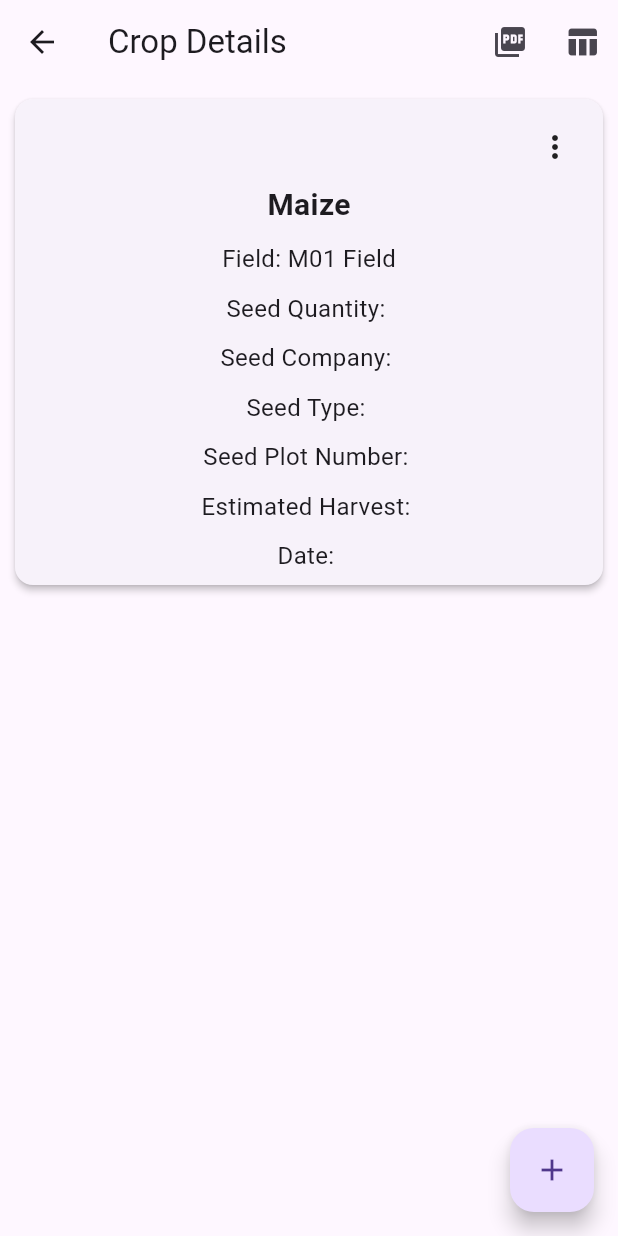
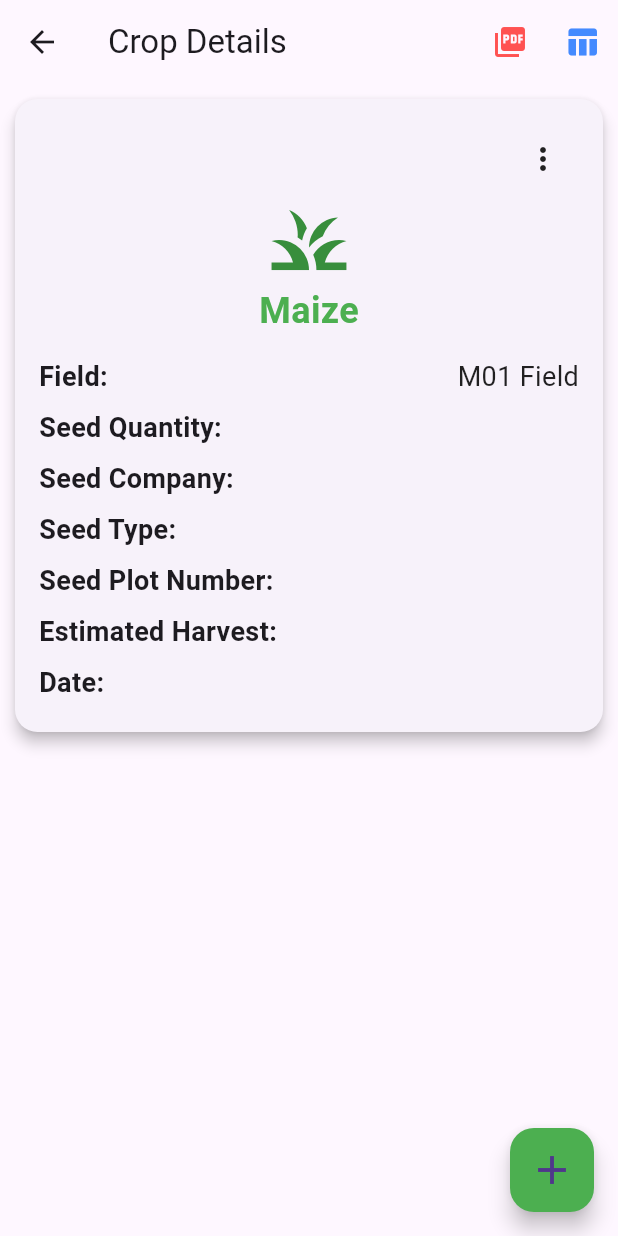
Before and after one commit to bsc-inf-20-19/FarmRecordsManagementSystem, a Flutter app: the NewPlantPage screen opened directly, after a tap on "Add", on a phone screen of 412 x 824 dp. Run offline on Flutter 3.47's test engine with Material 3 defaults, Android fonts, the phone set to English and light mode, and no system bars; our stand-ins replace open_file, sqflite, sqflite_common_ffi; missing offline and left inert: excel; accounts and stored records are empty.

Commit message:
updated indentations

```diff
--- a/farm_records_management_system/lib/components/crops_section.dart
+++ b/farm_records_management_system/lib/components/crops_section.dart
@@ -32,7 +32,7 @@ class CropsSection extends StatelessWidget {
                   onTap: () {
                     Navigator.push(
                       context,
-                      MaterialPageRoute(builder: (context) => const ActivityPage()),
+                      MaterialPageRoute(builder: (context) => const ActivityPage(plantingId: null,)),
                     );
                   },
                   child: const ActivityCard(),
--- a/farm_records_management_system/lib/screens/activity_screen.dart
+++ b/farm_records_management_system/lib/screens/activity_screen.dart
@@ -3,7 +3,7 @@ import 'package:farm_records_management_system/widgets/crops/activity/activity_b
 import 'package:flutter/material.dart';
 
 class ActivityPage extends StatelessWidget {
-  const ActivityPage({super.key});
+  const ActivityPage({super.key, required plantingId});
 
   @override
   Widget build(BuildContext context) {
--- a/farm_records_management_system/lib/screens/databaseHelper.dart
+++ b/farm_records_management_system/lib/screens/databaseHelper.dart
@@ -162,7 +162,7 @@ class DatabaseHelper {
     return await db.insert('plantings', data);
   }
 
-  static Future<List<Map<String, dynamic>>> getPlantings() async {
+  static Future<List<Map<String, dynamic>>> getPlantings(DateTime selectedDate, {required endDate, required startDate}) async {
     Database db = await _openDatabase();
     return await db.query('plantings');
   }
@@ -192,4 +192,6 @@ class DatabaseHelper {
       whereArgs: [id],
     );
   }
+
+  static getPlantingsByDate(DateTime selectedDate) {}
 }
--- a/farm_records_management_system/lib/screens/detail_page.dart
+++ b/farm_records_management_system/lib/screens/detail_page.dart
@@ -15,7 +15,7 @@ class Details extends StatefulWidget {
     required this.cropType,
     required this.cropPlotNumber,
     required this.cropHarvest,
-  });
+  }) : super(key: key);
 
   final String cropCompany;
   final String cropType;
@@ -36,7 +36,10 @@ class _DetailsState extends State<Details> {
   }
 
   Future<void> _fetchPlantings() async {
-    List<Map<String, dynamic>> plantings = await DatabaseHelper.getPlantings();
+    DateTime selectedDate = DateTime.now();
+    DateTime endDate = DateTime.now().add(const Duration(days: 30));
+
+    List<Map<String, dynamic>> plantings = await DatabaseHelper.getPlantings(selectedDate, endDate: null, startDate: null);
     setState(() {
       _plantings = plantings;
     });
@@ -47,20 +50,20 @@ class _DetailsState extends State<Details> {
       context: context,
       builder: (BuildContext context) {
         return AlertDialog(
-          title: Text('Confirm Deletion'),
-          content: Text('Are you sure you want to delete this record?'),
+          title: const Text('Confirm Deletion'),
+          content: const Text('Are you sure you want to delete this record?'),
           actions: [
             TextButton(
               onPressed: () {
-                Navigator.of(context).pop(false); // Dismiss the dialog and return false
+                Navigator.of(context).pop(false);
               },
-              child: Text('Cancel'),
+              child: const Text('Cancel'),
             ),
             TextButton(
               onPressed: () {
-                Navigator.of(context).pop(true); // Dismiss the dialog and return true
+                Navigator.of(context).pop(true);
               },
-              child: Text('Delete'),
+              child: const Text('Delete'),
             ),
           ],
         );
@@ -69,13 +72,11 @@ class _DetailsState extends State<Details> {
 
     if (confirmDelete == true) {
       await DatabaseHelper.deletePlanting(id);
-      _fetchPlantings(); // Refresh the list after deletion
+      _fetchPlantings();
     }
   }
 
   Future<void> _editPlanting(Map<String, dynamic> planting) async {
-    // Navigate to a new page with a form to edit the planting details
-    // After editing, refresh the list
     Navigator.push(
       context,
       MaterialPageRoute(
@@ -100,7 +101,10 @@ class _DetailsState extends State<Details> {
                   child: pw.Column(
                     crossAxisAlignment: pw.CrossAxisAlignment.start,
                     children: [
-                      pw.Text('Crop: ${planting['crop'] ?? 'N/A'}', style: pw.TextStyle(fontSize: 20, fontWeight: pw.FontWeight.bold)),
+                      pw.Text(
+                        'Crop: ${planting['crop'] ?? 'N/A'}',
+                        style: pw.TextStyle(fontSize: 20, fontWeight: pw.FontWeight.bold),
+                      ),
                       pw.SizedBox(height: 10),
                       pw.Text('Field: ${planting['field'] ?? 'N/A'}', style: const pw.TextStyle(fontSize: 16)),
                       pw.SizedBox(height: 10),
@@ -191,12 +195,14 @@ class _DetailsState extends State<Details> {
         ),
         actions: [
           IconButton(
-            icon: const Icon(Icons.picture_as_pdf),
+            icon: const Icon(Icons.picture_as_pdf, color: Colors.redAccent),
             onPressed: _exportToPdf,
+            tooltip: 'Export to PDF',
           ),
           IconButton(
-            icon: const Icon(Icons.table_chart),
+            icon: const Icon(Icons.table_chart, color: Colors.blueAccent),
             onPressed: _exportToExcel,
+            tooltip: 'Export to Excel',
           ),
         ],
       ),
@@ -207,15 +213,15 @@ class _DetailsState extends State<Details> {
               itemBuilder: (context, index) {
                 final planting = _plantings[index];
                 return Card(
-                  elevation: 2,
+                  elevation: 4,
                   margin: const EdgeInsets.all(10),
+                  shape: RoundedRectangleBorder(
+                    borderRadius: BorderRadius.circular(15),
+                  ),
                   child: Padding(
-                    padding: const EdgeInsets.all(8.0),
+                    padding: const EdgeInsets.all(16.0),
                     child: Column(
                       crossAxisAlignment: CrossAxisAlignment.start,
-                      children: [
-                        Center(
-                          child: Column(
                       children: [
                         Align(
                           alignment: Alignment.topRight,
@@ -239,48 +245,30 @@ class _DetailsState extends State<Details> {
                             ],
                           ),
                         ),
+                        Center(
+                          child: Column(
+                            children: [
+                              Icon(
+                                Icons.grass,
+                                color: Colors.green[700],
+                                size: 60,
+                              ),
                               Text(
                                 planting['crop'] ?? 'N/A',
                                 style: const TextStyle(
-                                  fontSize: 20,
+                                  fontSize: 24,
                                   fontWeight: FontWeight.bold,
+                                  color: Colors.green,
                                 ),
                               ),
                               const SizedBox(height: 10),
-                              Text(
-                                'Field: ${planting['field'] ?? 'N/A'}',
-                                style: const TextStyle(fontSize: 16),
-                              ),
-                              const SizedBox(height: 10),
-                              Text(
-                                'Seed Quantity: ${planting['description'] ?? 'N/A'}',
-                                style: const TextStyle(fontSize: 16),
-                              ),
-                              const SizedBox(height: 10),
-                              Text(
-                                'Seed Company: ${planting['cropCompany'] ?? 'N/A'}',
-                                style: const TextStyle(fontSize: 16),
-                              ),
-                              const SizedBox(height: 10),
-                              Text(
-                                'Seed Type: ${planting['cropType'] ?? 'N/A'}',
-                                style: const TextStyle(fontSize: 16),
-                              ),
-                              const SizedBox(height: 10),
-                              Text(
-                                'Seed Plot Number: ${planting['cropPlotNumber'] ?? 'N/A'}',
-                                style: const TextStyle(fontSize: 16),
-                              ),
-                              const SizedBox(height: 10),
-                              Text(
-                                'Estimated Harvest: ${planting['cropHarvest'] ?? 'N/A'}',
-                                style: const TextStyle(fontSize: 16),
-                              ),
-                              const SizedBox(height: 10),
-                              Text(
-                                'Date: ${planting['date'] ?? 'N/A'}',
-                                style: const TextStyle(fontSize: 16),
-                              ),
+                              _buildDetailRow('Field', planting['field']),
+                              _buildDetailRow('Seed Quantity', planting['description']),
+                              _buildDetailRow('Seed Company', planting['cropCompany']),
+                              _buildDetailRow('Seed Type', planting['cropType']),
+                              _buildDetailRow('Seed Plot Number', planting['cropPlotNumber']),
+                              _buildDetailRow('Estimated Harvest', planting['cropHarvest']),
+                              _buildDetailRow('Date', planting['date']),
                             ],
                           ),
                         ),
@@ -297,7 +285,34 @@ class _DetailsState extends State<Details> {
             MaterialPageRoute(builder: (context) => const NewPlantPage()),
           ).then((_) => _fetchPlantings());
         },
-        child: const Icon(Icons.add),
+        child: const Icon(Icons.add, size: 32),
+        backgroundColor: Colors.green,
+        tooltip: 'Add New Planting',
+      ),
+    );
+  }
+
+  Widget _buildDetailRow(String label, String? value) {
+    return Padding(
+      padding: const EdgeInsets.symmetric(vertical: 4.0),
+      child: Row(
+        mainAxisAlignment: MainAxisAlignment.spaceBetween,
+        children: [
+          Text(
+            '$label:',
+            style: const TextStyle(
+              fontSize: 18,
+              fontWeight: FontWeight.w600,
+            ),
+          ),
+          Text(
+            value ?? 'N/A',
+            style: const TextStyle(
+              fontSize: 18,
+              color: Colors.black87,
+            ),
+          ),
+        ],
       ),
     );
   }
@@ -376,40 +391,75 @@ class _EditPlantingPageState extends State<EditPlantingPage> {
           children: [
             TextField(
               controller: _dateController,
-              decoration: const InputDecoration(labelText: 'Date'),
+              decoration: const InputDecoration(
+                labelText: 'Date',
+                border: OutlineInputBorder(),
               ),
+            ),
+            const SizedBox(height: 10),
             TextField(
               controller: _cropController,
-              decoration: const InputDecoration(labelText: 'Crop'),
+              decoration: const InputDecoration(
+                labelText: 'Crop',
+                border: OutlineInputBorder(),
               ),
+            ),
+            const SizedBox(height: 10),
             TextField(
               controller: _fieldController,
-              decoration: const InputDecoration(labelText: 'Field'),
+              decoration: const InputDecoration(
+                labelText: 'Field',
+                border: OutlineInputBorder(),
               ),
+            ),
+            const SizedBox(height: 10),
             TextField(
               controller: _descriptionController,
-              decoration: const InputDecoration(labelText: 'Seed Quantity'),
+              decoration: const InputDecoration(
+                labelText: 'Seed Quantity',
+                border: OutlineInputBorder(),
               ),
+            ),
+            const SizedBox(height: 10),
             TextField(
               controller: _cropCompanyController,
-              decoration: const InputDecoration(labelText: 'Seed Company'),
+              decoration: const InputDecoration(
+                labelText: 'Seed Company',
+                border: OutlineInputBorder(),
               ),
+            ),
+            const SizedBox(height: 10),
             TextField(
               controller: _cropTypeController,
-              decoration: const InputDecoration(labelText: 'Seed Type'),
+              decoration: const InputDecoration(
+                labelText: 'Seed Type',
+                border: OutlineInputBorder(),
               ),
+            ),
+            const SizedBox(height: 10),
             TextField(
               controller: _cropPlotNumberController,
-              decoration: const InputDecoration(labelText: 'Seed Plot Number'),
+              decoration: const InputDecoration(
+                labelText: 'Seed Plot Number',
+                border: OutlineInputBorder(),
               ),
+            ),
+            const SizedBox(height: 10),
             TextField(
               controller: _cropHarvestController,
-              decoration: const InputDecoration(labelText: 'Estimated Harvest'),
+              decoration: const InputDecoration(
+                labelText: 'Estimated Harvest',
+                border: OutlineInputBorder(),
+              ),
             ),
             const SizedBox(height: 20),
             ElevatedButton(
               onPressed: _updatePlanting,
               child: const Text('Save'),
+              style: ElevatedButton.styleFrom(
+                padding: const EdgeInsets.symmetric(vertical: 15),
+                textStyle: const TextStyle(fontSize: 18),
+              ),
             ),
           ],
         ),
```
Lines whose indentation alone changed are shown as unchanged.
